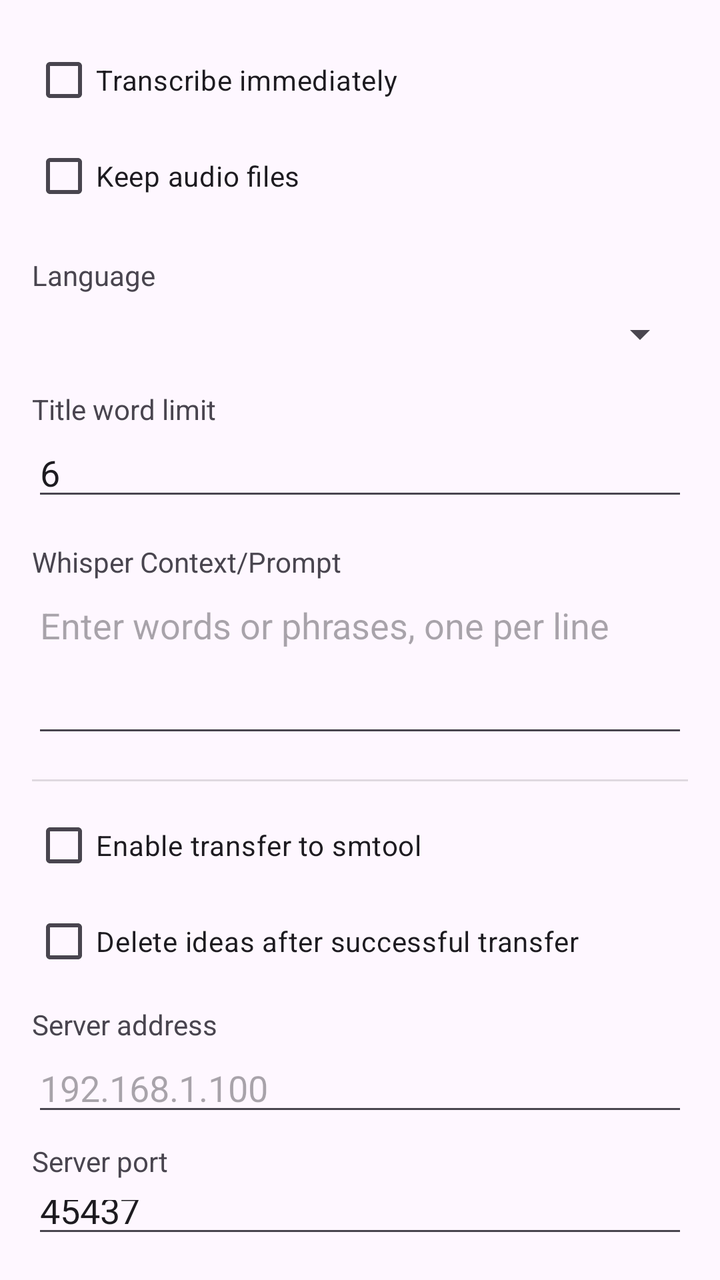
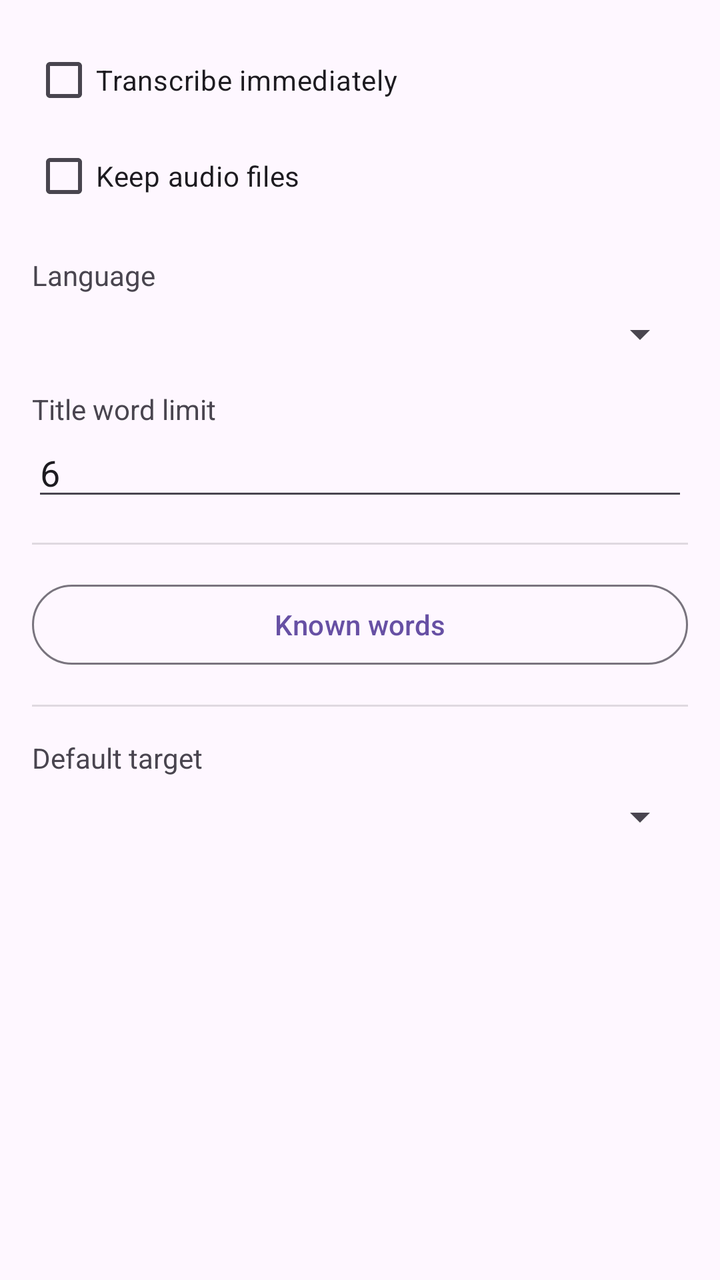

An Android layout rendered at two revisions. The XML below is the earlier revision; the diff shows what the commit changed to produce the second picture.
<!-- AndroidManifest.xml: application theme Theme.SMtool -->
<!-- res/layout/dialog_settings.xml -->
<?xml version="1.0" encoding="utf-8"?>
<LinearLayout xmlns:android="http://schemas.android.com/apk/res/android"
    android:layout_width="match_parent"
    android:layout_height="wrap_content"
    android:orientation="vertical"
    android:padding="16dp">

    <CheckBox
        android:id="@+id/check_transcribe_immediately"
        android:layout_width="match_parent"
        android:layout_height="wrap_content"
        android:text="@string/pref_transcribe_immediately" />

    <CheckBox
        android:id="@+id/check_keep_audio"
        android:layout_width="match_parent"
        android:layout_height="wrap_content"
        android:text="@string/pref_keep_audio" />

    <TextView
        android:layout_width="match_parent"
        android:layout_height="wrap_content"
        android:layout_marginTop="16dp"
        android:text="@string/pref_language" />

    <Spinner
        android:id="@+id/spinner_language"
        android:layout_width="match_parent"
        android:layout_height="wrap_content"
        android:layout_marginTop="8dp" />

    <TextView
        android:layout_width="match_parent"
        android:layout_height="wrap_content"
        android:layout_marginTop="16dp"
        android:text="@string/pref_title_words" />

    <EditText
        android:id="@+id/edit_title_word_limit"
        android:layout_width="match_parent"
        android:layout_height="wrap_content"
        android:inputType="number"
        android:text="6" />

    <TextView
        android:layout_width="match_parent"
        android:layout_height="wrap_content"
        android:layout_marginTop="16dp"
        android:text="@string/pref_whisper_prompt" />

    <EditText
        android:id="@+id/edit_whisper_prompt"
        android:layout_width="match_parent"
        android:layout_height="wrap_content"
        android:hint="@string/pref_whisper_prompt_hint"
        android:inputType="textMultiLine"
        android:minLines="3"
        android:gravity="top" />

    <View
        android:layout_width="match_parent"
        android:layout_height="1dp"
        android:layout_marginTop="16dp"
        android:background="?android:attr/listDivider" />

    <CheckBox
        android:id="@+id/check_transfer_enabled"
        android:layout_width="match_parent"
        android:layout_height="wrap_content"
        android:layout_marginTop="8dp"
        android:text="@string/pref_transfer_enabled" />

    <CheckBox
        android:id="@+id/check_delete_after_transfer"
        android:layout_width="match_parent"
        android:layout_height="wrap_content"
        android:text="@string/pref_delete_after_transfer" />

    <TextView
        android:layout_width="match_parent"
        android:layout_height="wrap_content"
        android:layout_marginTop="8dp"
        android:text="@string/pref_server_address" />

    <EditText
        android:id="@+id/edit_server_address"
        android:layout_width="match_parent"
        android:layout_height="wrap_content"
        android:hint="192.168.1.100"
        android:inputType="text" />

    <TextView
        android:layout_width="match_parent"
        android:layout_height="wrap_content"
        android:layout_marginTop="8dp"
        android:text="@string/pref_server_port" />

    <EditText
        android:id="@+id/edit_server_port"
        android:layout_width="match_parent"
        android:layout_height="wrap_content"
        android:inputType="number"
        android:text="45437" />

</LinearLayout>
<!-- resources referenced by this layout -->
<resources>
  <string name="pref_delete_after_transfer">Delete ideas after successful transfer</string>
  <string name="pref_keep_audio">Keep audio files</string>
  <string name="pref_language">Language</string>
  <string name="pref_server_address">Server address</string>
  <string name="pref_server_port">Server port</string>
  <string name="pref_title_words">Title word limit</string>
  <string name="pref_transcribe_immediately">Transcribe immediately</string>
  <string name="pref_transfer_enabled">Enable transfer to smtool</string>
  <string name="pref_whisper_prompt">Whisper Context/Prompt</string>
  <string name="pref_whisper_prompt_hint">Enter words or phrases, one per line</string>
  <style name="Theme.SMtool" parent="Base.Theme.SMtool" />
  <style name="Base.Theme.SMtool" parent="Theme.Material3.DayNight.NoActionBar">
          
          
      </style>
</resources>

<!-- the commit's change to res/layout/dialog_settings.xml (unified diff, before → after) -->
@@ -40,22 +40,8 @@
         android:layout_width="match_parent"
         android:layout_height="wrap_content"
         android:inputType="number"
+        android:autofillHints="number"
         android:text="6" />
-
-    <TextView
-        android:layout_width="match_parent"
-        android:layout_height="wrap_content"
-        android:layout_marginTop="16dp"
-        android:text="@string/pref_whisper_prompt" />
-
-    <EditText
-        android:id="@+id/edit_whisper_prompt"
-        android:layout_width="match_parent"
-        android:layout_height="wrap_content"
-        android:hint="@string/pref_whisper_prompt_hint"
-        android:inputType="textMultiLine"
-        android:minLines="3"
-        android:gravity="top" />
 
     <View
         android:layout_width="match_parent"
@@ -63,43 +49,30 @@
         android:layout_marginTop="16dp"
         android:background="?android:attr/listDivider" />
 
-    <CheckBox
-        android:id="@+id/check_transfer_enabled"
+    <Button
+        android:id="@+id/button_whisper_prompt"
+        style="?attr/materialButtonOutlinedStyle"
         android:layout_width="match_parent"
         android:layout_height="wrap_content"
-        android:layout_marginTop="8dp"
-        android:text="@string/pref_transfer_enabled" />
+        android:layout_marginTop="16dp"
+        android:text="@string/pref_whisper_prompt" />
 
-    <CheckBox
-        android:id="@+id/check_delete_after_transfer"
+    <View
         android:layout_width="match_parent"
-        android:layout_height="wrap_content"
-        android:text="@string/pref_delete_after_transfer" />
+        android:layout_height="1dp"
+        android:layout_marginTop="16dp"
+        android:background="?android:attr/listDivider" />
 
     <TextView
         android:layout_width="match_parent"
         android:layout_height="wrap_content"
-        android:layout_marginTop="8dp"
-        android:text="@string/pref_server_address" />
+        android:layout_marginTop="16dp"
+        android:text="@string/pref_default_target" />
 
-    <EditText
-        android:id="@+id/edit_server_address"
+    <Spinner
+        android:id="@+id/spinner_default_target"
         android:layout_width="match_parent"
         android:layout_height="wrap_content"
-        android:hint="192.168.1.100"
-        android:inputType="text" />
-
-    <TextView
-        android:layout_width="match_parent"
-        android:layout_height="wrap_content"
-        android:layout_marginTop="8dp"
-        android:text="@string/pref_server_port" />
-
-    <EditText
-        android:id="@+id/edit_server_port"
-        android:layout_width="match_parent"
-        android:layout_height="wrap_content"
-        android:inputType="number"
-        android:text="45437" />
+        android:layout_marginTop="8dp" />
 
 </LinearLayout>
<!-- resource entries referenced after the edit -->
@@ -1,15 +1,11 @@
 <!-- resources referenced by this layout -->
 <resources>
-  <string name="pref_delete_after_transfer">Delete ideas after successful transfer</string>
+  <string name="pref_default_target">Default target</string>
   <string name="pref_keep_audio">Keep audio files</string>
   <string name="pref_language">Language</string>
-  <string name="pref_server_address">Server address</string>
-  <string name="pref_server_port">Server port</string>
   <string name="pref_title_words">Title word limit</string>
   <string name="pref_transcribe_immediately">Transcribe immediately</string>
-  <string name="pref_transfer_enabled">Enable transfer to smtool</string>
-  <string name="pref_whisper_prompt">Whisper Context/Prompt</string>
-  <string name="pref_whisper_prompt_hint">Enter words or phrases, one per line</string>
+  <string name="pref_whisper_prompt">Known words</string>
   <style name="Theme.SMtool" parent="Base.Theme.SMtool" />
   <style name="Base.Theme.SMtool" parent="Theme.Material3.DayNight.NoActionBar">
           
